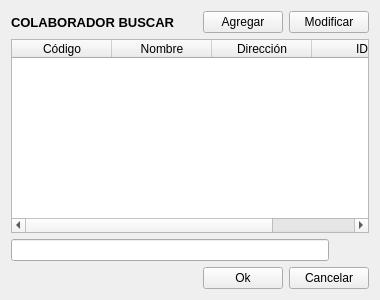
Old version of the form Persona/colaboradorbuscar.ui in the repository radtek/manager.
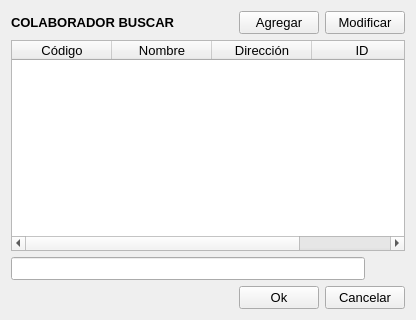
New version of the form. Icons and pictures are not drawn.

What changed in the file:
```diff
--- a/Persona/colaboradorbuscar.ui
+++ b/Persona/colaboradorbuscar.ui
@@ -6,8 +6,8 @@
    <rect>
     <x>0</x>
     <y>0</y>
-    <width>380</width>
-    <height>300</height>
+    <width>416</width>
+    <height>320</height>
    </rect>
   </property>
   <property name="windowTitle">
@@ -45,22 +45,57 @@
      </item>
      <item>
       <widget class="QPushButton" name="pushButton_agregar">
+       <property name="font">
+        <font>
+         <pointsize>10</pointsize>
+        </font>
+       </property>
        <property name="text">
         <string>Agregar</string>
        </property>
+       <property name="icon">
+        <iconset resource="../ManagerSystem/iconos.qrc">
+         <normaloff>:/new/Iconos/agregar-user.png</normaloff>:/new/Iconos/agregar-user.png</iconset>
+       </property>
+       <property name="iconSize">
+        <size>
+         <width>32</width>
+         <height>32</height>
+        </size>
+       </property>
       </widget>
      </item>
      <item>
       <widget class="QPushButton" name="pushButton_modificar">
+       <property name="font">
+        <font>
+         <pointsize>10</pointsize>
+        </font>
+       </property>
        <property name="text">
         <string>Modificar</string>
        </property>
+       <property name="icon">
+        <iconset resource="../ManagerSystem/iconos.qrc">
+         <normaloff>:/new/Iconos/colaborador_32.png</normaloff>:/new/Iconos/colaborador_32.png</iconset>
+       </property>
+       <property name="iconSize">
+        <size>
+         <width>32</width>
+         <height>32</height>
+        </size>
+       </property>
       </widget>
      </item>
     </layout>
    </item>
    <item>
     <widget class="QTableWidget" name="tableWidget">
+     <property name="font">
+      <font>
+       <pointsize>10</pointsize>
+      </font>
+     </property>
      <column>
       <property name="text">
        <string>Código</string>
@@ -86,7 +121,13 @@
    <item>
     <layout class="QHBoxLayout" name="horizontalLayout_2">
      <item>
-      <widget class="QLineEdit" name="lineEdit_buscar"/>
+      <widget class="QLineEdit" name="lineEdit_buscar">
+       <property name="font">
+        <font>
+         <pointsize>10</pointsize>
+        </font>
+       </property>
+      </widget>
      </item>
      <item>
       <spacer name="horizontalSpacer_3">
@@ -123,6 +164,11 @@
      </item>
      <item>
       <widget class="QPushButton" name="pushButton_ok">
+       <property name="font">
+        <font>
+         <pointsize>10</pointsize>
+        </font>
+       </property>
        <property name="text">
         <string>Ok</string>
        </property>
@@ -130,6 +176,11 @@
      </item>
      <item>
       <widget class="QPushButton" name="pushButton_salir">
+       <property name="font">
+        <font>
+         <pointsize>10</pointsize>
+        </font>
+       </property>
        <property name="text">
         <string>Cancelar</string>
        </property>
```
Left out of the diff: 4 changed lines with no effect on the pictures.
